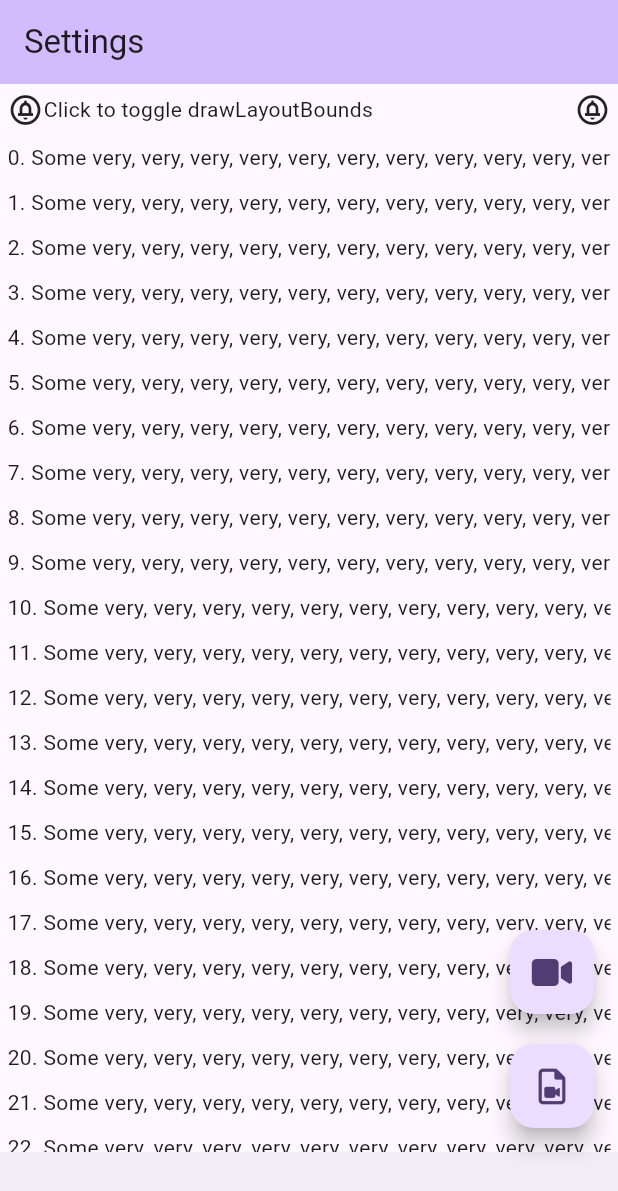
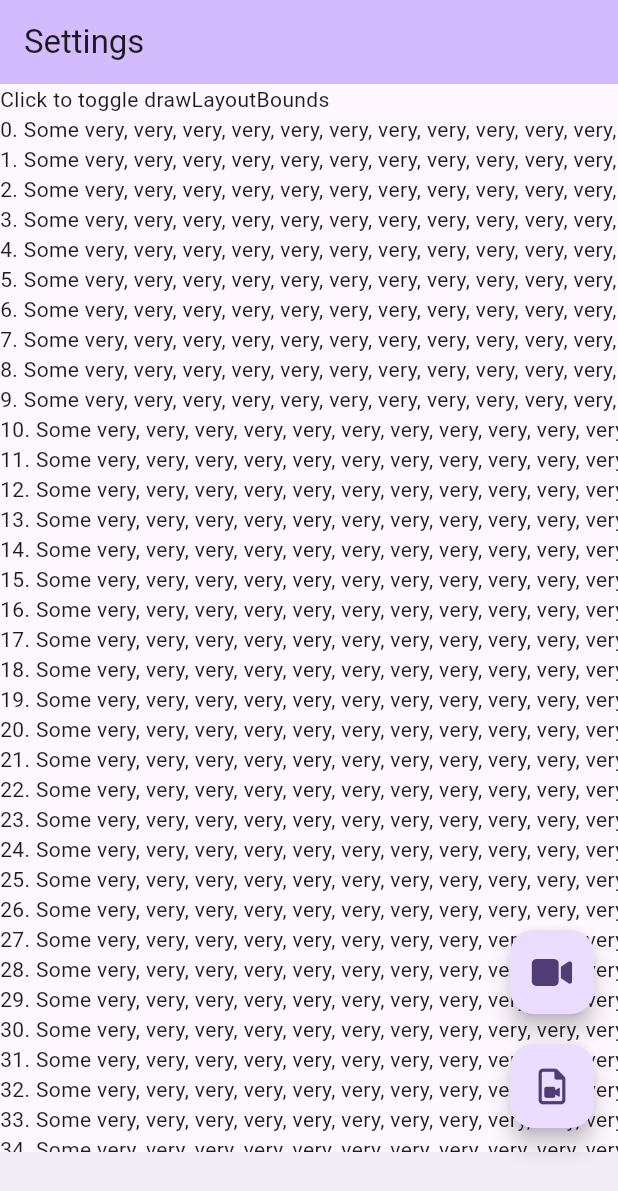
Before and after one commit to BigDeeEss/kar_kam, a Flutter app: the screen it shows after launch, after a tap on "Click to toggle drawLayoutBounds", on a phone screen of 412 x 824 dp. Shown: the top 1191 px of the screen. Run offline on Flutter 3.47's test engine with Material 2 defaults, Android fonts, the phone set to English and light mode, and no system bars; our stand-ins replace font_awesome_flutter, get_it, get_it_mixin, shared_preferences.

Commit message:
Movement of tiles on settings page fixed with NewContainer.
NewContainer is a temporary new name for BBoxedContainer to differentiate it from (old) BoxedContainer in order to find and replace all instances of the old type.

```diff
--- a/lib/base_page/base_page_button_array.dart
+++ b/lib/base_page/base_page_button_array.dart
@@ -40,7 +40,7 @@ class BasePageButtonArray extends StatelessWidget {
     });
 
     // Convert to an instance of [Column] using [intersperseWithSizedBox].
-    return BBoxedContainer(
+    return NewContainer(
       borderColor: Colors.red,
       child: Column(
         mainAxisAlignment: MainAxisAlignment.end,
--- a/lib/settings/settings_page_contents.dart
+++ b/lib/settings/settings_page_contents.dart
@@ -19,9 +19,9 @@ class _SettingsPageContentsState extends State<SettingsPageContents> {
   Widget build(BuildContext context) {
     List<Widget> settingsPageTileList = [
       SettingsPageListTile(
-        leading: const Icon(
-          Icons.circle_notifications_outlined,
-        ),
+        // leading: const Icon(
+        //   Icons.circle_notifications_outlined,
+        // ),
         // height: 60.0,
         onTap: (() {
           // Toggle [drawLayoutBounds] variable in [AppData].
@@ -31,9 +31,9 @@ class _SettingsPageContentsState extends State<SettingsPageContents> {
               .update(string: 'drawLayoutBounds', value: !drawLayoutBounds);
         }),
         title: const Text('Click to toggle drawLayoutBounds'),
-        trailing: const Icon(
-          Icons.circle_notifications_outlined,
-        ),
+        // trailing: const Icon(
+        //   Icons.circle_notifications_outlined,
+        // ),
       ),
       ...List<Widget>.generate(50, (int index) {
         return SettingsPageListTile(
--- a/lib/settings/settings_page_list_tile.dart
+++ b/lib/settings/settings_page_list_tile.dart
@@ -43,24 +43,24 @@ class SettingsPageListTile extends StatelessWidget with GetItMixin {
     double settingsPageListTileRadius =
         watchOnly((AppData a) => a.settingsPageListTileRadius)!;
 
-    return BoxedContainer(
-      padding: const EdgeInsets.all(5),
+    return NewContainer(
+      // padding: const EdgeInsets.all(5),
       height: height,
       child: InkWell(
         onTap: onTap,
-        child: BBoxedContainer(
-          borderWidth: settingsPageListTileBorderWidth,
+        child: NewContainer(
+          // borderWidth: settingsPageListTileBorderWidth,
           child: Row(
             children: <Widget>[
-              BBoxedContainer(
+              NewContainer(
                 child: leading,
               ),
               Expanded(
-                child: BBoxedContainer(
+                child: NewContainer(
                   child: title,
                 ),
               ),
-              BBoxedContainer(
+              NewContainer(
                 child: trailing,
               ),
             ],
--- a/lib/utils/bboxed_container.dart
+++ b/lib/utils/bboxed_container.dart
@@ -7,8 +7,8 @@ import 'package:kar_kam/app_data/app_data.dart';
 import 'package:kar_kam/utils/global_key_extension.dart';
 
 /// Implements a [Container] and draws its bounding box.
-class BBoxedContainer extends StatelessWidget with GetItMixin {
-  BBoxedContainer({
+class NewContainer extends StatelessWidget with GetItMixin {
+  NewContainer({
     super.key,
     this.alignment,
     this.borderColor = Colors.black,
@@ -148,7 +148,7 @@ class _BBoxedContainerState extends State<_BBoxedContainer> {
     // Create [border].
     if (rect is Rect) {
       // Adjust [rect] to account for [widget.borderWidth].
-      Rect borderRect = rect.inflate(-2 * widget.borderWidth);
+      Rect borderRect = rect;//.inflate(0* -2 * widget.borderWidth);
 
       // Avoid creating [border] if [borderRect] dimensions are too small.
       if (borderRect.shortestSide < 2) return;
@@ -170,10 +170,8 @@ class _BBoxedContainerState extends State<_BBoxedContainer> {
                       ),
                       color: widget.color,
                     ),
-                    child: SizedBox(
-                      height: borderRect.height,
-                      width: borderRect.width,
-                    ),
+                    height: borderRect.height,
+                    width: borderRect.width,
                   ),
                 ),
               ),
```
